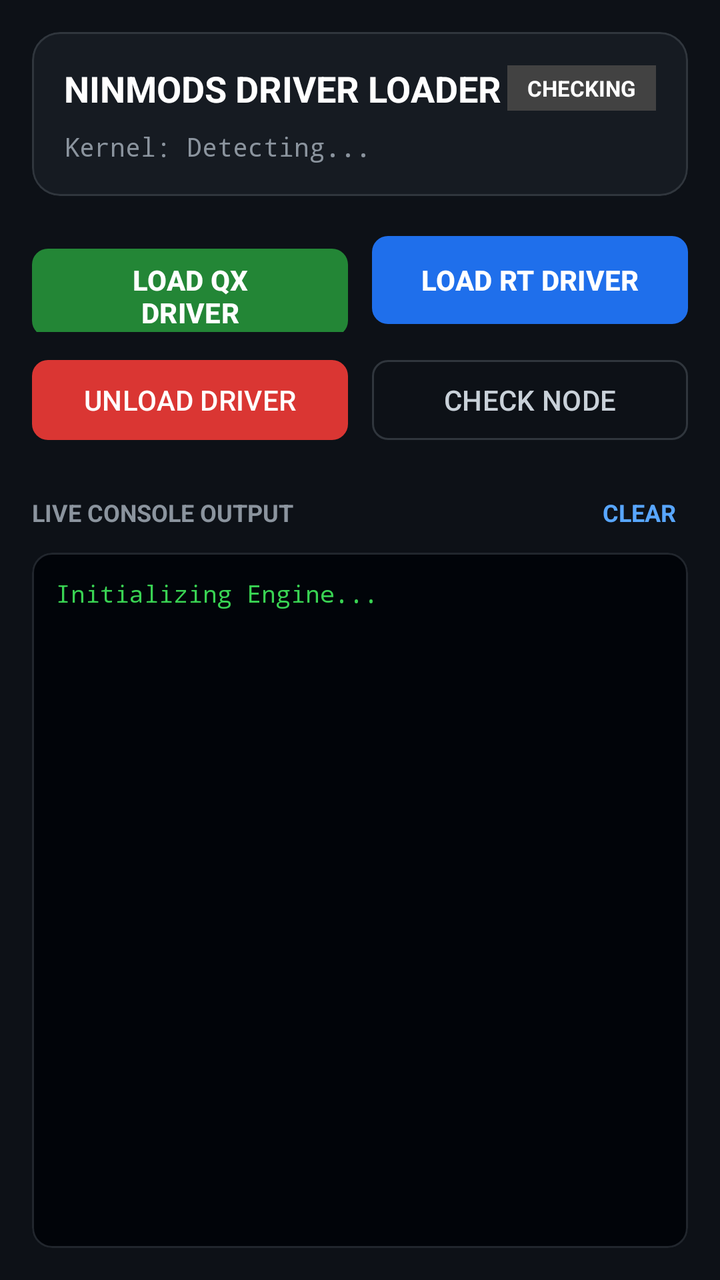
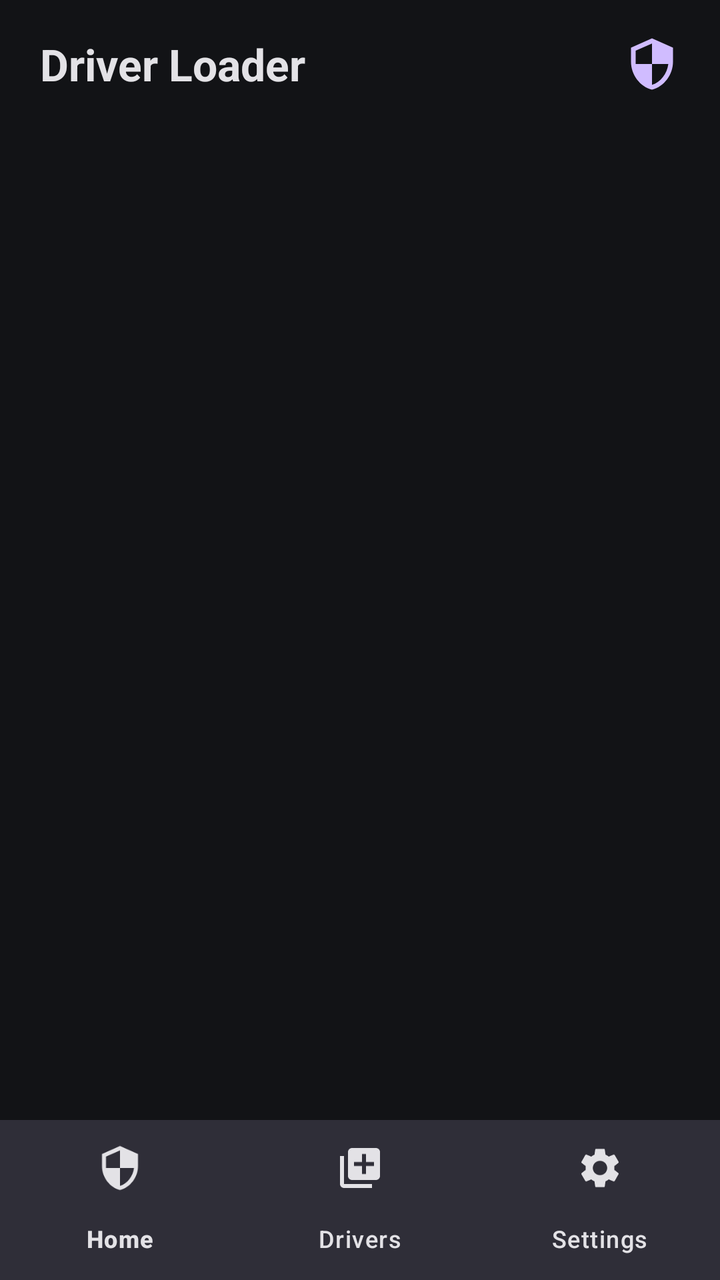

The first picture is an Android layout as it rendered before a commit; the second is the same layout after the commit. The layout source and the unified diff follow.
<!-- AndroidManifest.xml: application theme Theme.DriverLoader -->
<!-- res/layout/activity_main.xml -->
<?xml version="1.0" encoding="utf-8"?>
<LinearLayout xmlns:android="http://schemas.android.com/apk/res/android"
    xmlns:app="http://schemas.android.com/apk/res-auto"
    android:layout_width="match_parent"
    android:layout_height="match_parent"
    android:orientation="vertical"
    android:background="#0D1117"
    android:padding="16dp">

    
    <com.google.android.material.card.MaterialCardView
        android:layout_width="match_parent"
        android:layout_height="wrap_content"
        app:cardCornerRadius="14dp"
        app:cardBackgroundColor="#161B22"
        app:strokeColor="#30363D"
        app:strokeWidth="1dp">

        <LinearLayout
            android:layout_width="match_parent"
            android:layout_height="wrap_content"
            android:orientation="vertical"
            android:padding="16dp">

            <LinearLayout
                android:layout_width="match_parent"
                android:layout_height="wrap_content"
                android:orientation="horizontal"
                android:gravity="center_vertical">

                <TextView
                    android:layout_width="0dp"
                    android:layout_height="wrap_content"
                    android:layout_weight="1"
                    android:text="NINMODS DRIVER LOADER"
                    android:textColor="#FFFFFF"
                    android:textStyle="bold"
                    android:textSize="18sp" />

                <TextView
                    android:id="@+id/tvStatusBadge"
                    android:layout_width="wrap_content"
                    android:layout_height="wrap_content"
                    android:text="CHECKING"
                    android:textSize="11sp"
                    android:textStyle="bold"
                    android:textColor="#FFFFFF"
                    android:paddingHorizontal="10dp"
                    android:paddingVertical="4dp"
                    android:background="#424242" />
            </LinearLayout>

            <TextView
                android:id="@+id/tvKernelInfo"
                android:layout_width="wrap_content"
                android:layout_height="wrap_content"
                android:layout_marginTop="8dp"
                android:text="Kernel: Detecting..."
                android:textColor="#8B949E"
                android:textSize="13sp"
                android:fontFamily="monospace" />
        </LinearLayout>
    </com.google.android.material.card.MaterialCardView>

    
    <LinearLayout
        android:layout_width="match_parent"
        android:layout_height="wrap_content"
        android:layout_marginTop="16dp"
        android:orientation="horizontal">

        <com.google.android.material.button.MaterialButton
            android:id="@+id/btnLoadQx"
            android:layout_width="0dp"
            android:layout_height="52dp"
            android:layout_weight="1"
            android:text="LOAD QX DRIVER"
            android:textColor="#FFFFFF"
            android:textStyle="bold"
            app:backgroundTint="#238636"
            app:cornerRadius="8dp" />

        <Space
            android:layout_width="12dp"
            android:layout_height="wrap_content" />

        <com.google.android.material.button.MaterialButton
            android:id="@+id/btnLoadRt"
            android:layout_width="0dp"
            android:layout_height="52dp"
            android:layout_weight="1"
            android:text="LOAD RT DRIVER"
            android:textColor="#FFFFFF"
            android:textStyle="bold"
            app:backgroundTint="#1F6FEB"
            app:cornerRadius="8dp" />
    </LinearLayout>

    
    <LinearLayout
        android:layout_width="match_parent"
        android:layout_height="wrap_content"
        android:layout_marginTop="10dp"
        android:orientation="horizontal">

        <com.google.android.material.button.MaterialButton
            android:id="@+id/btnUnload"
            android:layout_width="0dp"
            android:layout_height="48dp"
            android:layout_weight="1"
            android:text="UNLOAD DRIVER"
            android:textColor="#FFFFFF"
            app:backgroundTint="#DA3633"
            app:cornerRadius="8dp" />

        <Space
            android:layout_width="12dp"
            android:layout_height="wrap_content" />

        <com.google.android.material.button.MaterialButton
            android:id="@+id/btnCheckStatus"
            style="@style/Widget.Material3.Button.OutlinedButton"
            android:layout_width="0dp"
            android:layout_height="48dp"
            android:layout_weight="1"
            android:text="CHECK NODE"
            android:textColor="#C9D1D9"
            app:strokeColor="#30363D"
            app:cornerRadius="8dp" />
    </LinearLayout>

    
    <LinearLayout
        android:layout_width="match_parent"
        android:layout_height="wrap_content"
        android:layout_marginTop="18dp"
        android:layout_marginBottom="6dp"
        android:orientation="horizontal"
        android:gravity="center_vertical">

        <TextView
            android:layout_width="0dp"
            android:layout_height="wrap_content"
            android:layout_weight="1"
            android:text="LIVE CONSOLE OUTPUT"
            android:textColor="#8B949E"
            android:textSize="12sp"
            android:textStyle="bold" />

        <TextView
            android:id="@+id/btnClearLog"
            android:layout_width="wrap_content"
            android:layout_height="wrap_content"
            android:text="CLEAR"
            android:textColor="#58A6FF"
            android:textSize="12sp"
            android:textStyle="bold"
            android:padding="6dp" />
    </LinearLayout>

    
    <com.google.android.material.card.MaterialCardView
        android:layout_width="match_parent"
        android:layout_height="0dp"
        android:layout_weight="1"
        app:cardCornerRadius="10dp"
        app:cardBackgroundColor="#010409"
        app:strokeColor="#21262D"
        app:strokeWidth="1dp">

        <ScrollView
            android:id="@+id/scrollLog"
            android:layout_width="match_parent"
            android:layout_height="match_parent"
            android:padding="12dp">

            <TextView
                android:id="@+id/tvConsoleLog"
                android:layout_width="match_parent"
                android:layout_height="wrap_content"
                android:fontFamily="monospace"
                android:textColor="#39D353"
                android:textSize="12sp"
                android:lineSpacingExtra="3dp"
                android:text="Initializing Engine...\n" />
        </ScrollView>
    </com.google.android.material.card.MaterialCardView>

</LinearLayout>
<!-- resources referenced by this layout -->
<resources>
  <style name="Theme.DriverLoader" parent="Theme.Material3.Dark.NoActionBar">
          <item name="android:statusBarColor">#0D1117</item>
          <item name="android:navigationBarColor">#0D1117</item>
      </style>
</resources>

<!-- the commit's change to res/layout/activity_main.xml (unified diff, before → after) -->
@@ -4,186 +4,52 @@
     android:layout_width="match_parent"
     android:layout_height="match_parent"
     android:orientation="vertical"
-    android:background="#0D1117"
-    android:padding="16dp">
-
-    
-    <com.google.android.material.card.MaterialCardView
-        android:layout_width="match_parent"
-        android:layout_height="wrap_content"
-        app:cardCornerRadius="14dp"
-        app:cardBackgroundColor="#161B22"
-        app:strokeColor="#30363D"
-        app:strokeWidth="1dp">
-
-        <LinearLayout
-            android:layout_width="match_parent"
-            android:layout_height="wrap_content"
-            android:orientation="vertical"
-            android:padding="16dp">
-
-            <LinearLayout
-                android:layout_width="match_parent"
-                android:layout_height="wrap_content"
-                android:orientation="horizontal"
-                android:gravity="center_vertical">
-
-                <TextView
-                    android:layout_width="0dp"
-                    android:layout_height="wrap_content"
-                    android:layout_weight="1"
-                    android:text="NINMODS DRIVER LOADER"
-                    android:textColor="#FFFFFF"
-                    android:textStyle="bold"
-                    android:textSize="18sp" />
-
-                <TextView
-                    android:id="@+id/tvStatusBadge"
-                    android:layout_width="wrap_content"
-                    android:layout_height="wrap_content"
-                    android:text="CHECKING"
-                    android:textSize="11sp"
-                    android:textStyle="bold"
-                    android:textColor="#FFFFFF"
-                    android:paddingHorizontal="10dp"
-                    android:paddingVertical="4dp"
-                    android:background="#424242" />
-            </LinearLayout>
-
-            <TextView
-                android:id="@+id/tvKernelInfo"
-                android:layout_width="wrap_content"
-                android:layout_height="wrap_content"
-                android:layout_marginTop="8dp"
-                android:text="Kernel: Detecting..."
-                android:textColor="#8B949E"
-                android:textSize="13sp"
-                android:fontFamily="monospace" />
-        </LinearLayout>
-    </com.google.android.material.card.MaterialCardView>
+    android:background="@color/apatch_background">
 
     
     <LinearLayout
         android:layout_width="match_parent"
-        android:layout_height="wrap_content"
-        android:layout_marginTop="16dp"
-        android:orientation="horizontal">
-
-        <com.google.android.material.button.MaterialButton
-            android:id="@+id/btnLoadQx"
-            android:layout_width="0dp"
-            android:layout_height="52dp"
-            android:layout_weight="1"
-            android:text="LOAD QX DRIVER"
-            android:textColor="#FFFFFF"
-            android:textStyle="bold"
-            app:backgroundTint="#238636"
-            app:cornerRadius="8dp" />
-
-        <Space
-            android:layout_width="12dp"
-            android:layout_height="wrap_content" />
-
-        <com.google.android.material.button.MaterialButton
-            android:id="@+id/btnLoadRt"
-            android:layout_width="0dp"
-            android:layout_height="52dp"
-            android:layout_weight="1"
-            android:text="LOAD RT DRIVER"
-            android:textColor="#FFFFFF"
-            android:textStyle="bold"
-            app:backgroundTint="#1F6FEB"
-            app:cornerRadius="8dp" />
-    </LinearLayout>
-
-    
-    <LinearLayout
-        android:layout_width="match_parent"
-        android:layout_height="wrap_content"
-        android:layout_marginTop="10dp"
-        android:orientation="horizontal">
-
-        <com.google.android.material.button.MaterialButton
-            android:id="@+id/btnUnload"
-            android:layout_width="0dp"
-            android:layout_height="48dp"
-            android:layout_weight="1"
-            android:text="UNLOAD DRIVER"
-            android:textColor="#FFFFFF"
-            app:backgroundTint="#DA3633"
-            app:cornerRadius="8dp" />
-
-        <Space
-            android:layout_width="12dp"
-            android:layout_height="wrap_content" />
-
-        <com.google.android.material.button.MaterialButton
-            android:id="@+id/btnCheckStatus"
-            style="@style/Widget.Material3.Button.OutlinedButton"
-            android:layout_width="0dp"
-            android:layout_height="48dp"
-            android:layout_weight="1"
-            android:text="CHECK NODE"
-            android:textColor="#C9D1D9"
-            app:strokeColor="#30363D"
-            app:cornerRadius="8dp" />
-    </LinearLayout>
-
-    
-    <LinearLayout
-        android:layout_width="match_parent"
-        android:layout_height="wrap_content"
-        android:layout_marginTop="18dp"
-        android:layout_marginBottom="6dp"
+        android:layout_height="64dp"
         android:orientation="horizontal"
-        android:gravity="center_vertical">
+        android:gravity="center_vertical"
+        android:paddingHorizontal="20dp"
+        android:background="@color/apatch_background">
 
         <TextView
             android:layout_width="0dp"
             android:layout_height="wrap_content"
             android:layout_weight="1"
-            android:text="LIVE CONSOLE OUTPUT"
-            android:textColor="#8B949E"
-            android:textSize="12sp"
+            android:text="@string/app_name"
+            android:textColor="@color/apatch_text_primary"
+            android:textSize="22sp"
             android:textStyle="bold" />
 
-        <TextView
-            android:id="@+id/btnClearLog"
-            android:layout_width="wrap_content"
-            android:layout_height="wrap_content"
-            android:text="CLEAR"
-            android:textColor="#58A6FF"
-            android:textSize="12sp"
-            android:textStyle="bold"
-            android:padding="6dp" />
+        <ImageView
+            android:id="@+id/btnHeaderStatus"
+            android:layout_width="28dp"
+            android:layout_height="28dp"
+            android:src="@drawable/ic_nav_home"
+            app:tint="@color/apatch_primary" />
     </LinearLayout>
 
     
-    <com.google.android.material.card.MaterialCardView
+    <FrameLayout
+        android:id="@+id/fragmentContainer"
         android:layout_width="match_parent"
         android:layout_height="0dp"
-        android:layout_weight="1"
-        app:cardCornerRadius="10dp"
-        app:cardBackgroundColor="#010409"
-        app:strokeColor="#21262D"
-        app:strokeWidth="1dp">
+        android:layout_weight="1" />
 
-        <ScrollView
-            android:id="@+id/scrollLog"
-            android:layout_width="match_parent"
-            android:layout_height="match_parent"
-            android:padding="12dp">
-
-            <TextView
-                android:id="@+id/tvConsoleLog"
-                android:layout_width="match_parent"
-                android:layout_height="wrap_content"
-                android:fontFamily="monospace"
-                android:textColor="#39D353"
-                android:textSize="12sp"
-                android:lineSpacingExtra="3dp"
-                android:text="Initializing Engine...\n" />
-        </ScrollView>
-    </com.google.android.material.card.MaterialCardView>
+    
+    <com.google.android.material.bottomnavigation.BottomNavigationView
+        android:id="@+id/bottomNavigation"
+        android:layout_width="match_parent"
+        android:layout_height="80dp"
+        android:background="@color/apatch_surface"
+        app:elevation="8dp"
+        app:itemIconTint="@color/apatch_text_primary"
+        app:itemTextColor="@color/apatch_text_primary"
+        app:itemActiveIndicatorStyle="@style/Widget.Material3.BottomNavigationView.ActiveIndicator"
+        app:labelVisibilityMode="labeled"
+        app:menu="@menu/bottom_nav_menu" />
 
 </LinearLayout>
<!-- resource entries referenced after the edit -->
@@ -1,8 +1,30 @@
 <!-- resources referenced by this layout -->
 <resources>
+  <color name="apatch_background">#121316</color>
+  <color name="apatch_primary">#D0BCFF</color>
+  <color name="apatch_surface">#1A1C1E</color>
+  <color name="apatch_text_primary">#E3E2E6</color>
+  <!-- drawable ic_nav_home (drawable) -->
+  <vector xmlns:android="http://schemas.android.com/apk/res/android"
+      android:width="24dp"
+      android:height="24dp"
+      android:viewportWidth="24"
+      android:viewportHeight="24">
+      <path
+          android:fillColor="#FFFFFFFF"
+          android:pathData="M12,1L3,5v6c0,5.55 3.84,10.74 9,12c5.16,-1.26 9,-6.45 9,-12V5L12,1zM12,11.99h7c-0.53,4.12 -3.28,7.79 -7,8.94V12H5V6.3l7,-3.11v8.8z"/>
+  </vector>
+  <string name="app_name">Driver Loader</string>
   <style name="Theme.DriverLoader" parent="Theme.Material3.Dark.NoActionBar">
-          <item name="android:statusBarColor">#0D1117</item>
-          <item name="android:navigationBarColor">#0D1117</item>
+          <item name="android:statusBarColor">@color/apatch_background</item>
+          <item name="android:navigationBarColor">@color/apatch_surface</item>
+          <item name="android:windowBackground">@color/apatch_background</item>
+          <item name="colorPrimary">@color/apatch_primary</item>
+          <item name="colorSecondary">@color/apatch_secondary</item>
+          <item name="colorSurface">@color/apatch_surface</item>
+          <item name="colorOutline">@color/apatch_outline</item>
       </style>
+  <color name="apatch_secondary">#CCC2DC</color>
+  <color name="apatch_outline">#44474F</color>
 </resources>
 
